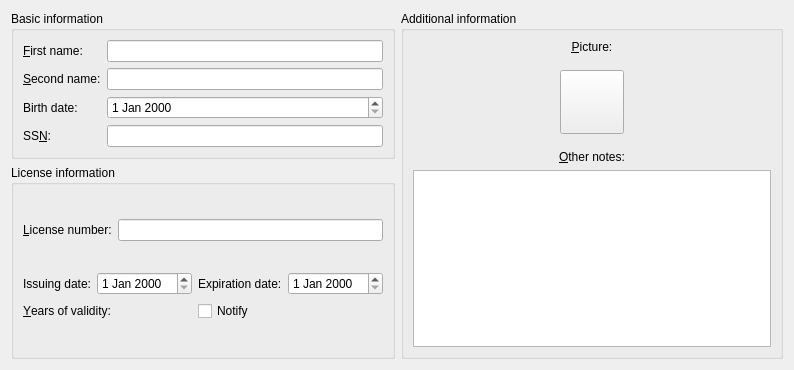
Qt form src/uis/addprofilewidget.ui (riccardobellini/VehicleReminder) before a commit.
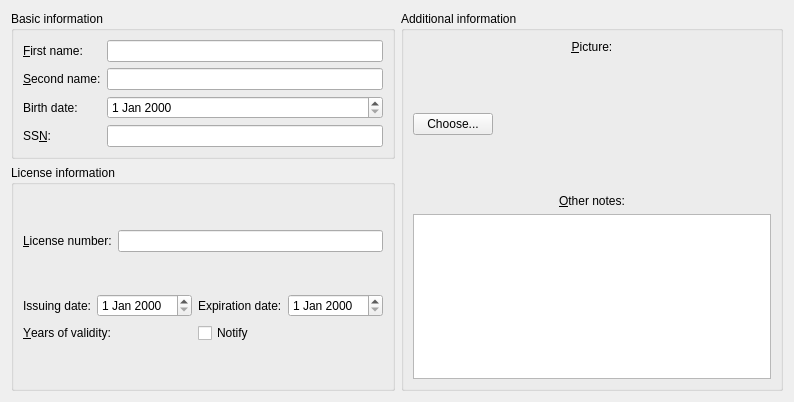
The same form after that commit. Custom widgets are drawn as their Qt base class.

Commit message:
Modify add profile dialog
Introduce a QPushButton in place of the existing QToolButton, the
picture preview will be displayed in a QLabel.
Rearrange layout of part of the dialog.

What changed in the file:
```diff
--- a/src/uis/addprofilewidget.ui
+++ b/src/uis/addprofilewidget.ui
@@ -7,7 +7,7 @@
     <x>0</x>
     <y>0</y>
     <width>794</width>
-    <height>370</height>
+    <height>402</height>
    </rect>
   </property>
   <property name="windowTitle">
@@ -209,10 +209,31 @@
      <property name="title">
       <string>Additional information</string>
      </property>
-     <layout class="QVBoxLayout" name="verticalLayout" stretch="1,0,2">
+     <layout class="QVBoxLayout" name="verticalLayout_4">
       <item>
-       <layout class="QGridLayout" name="gridLayout">
-        <item row="2" column="1">
+       <widget class="QLabel" name="pictureLabel">
+        <property name="sizePolicy">
+         <sizepolicy hsizetype="Preferred" vsizetype="Fixed">
+          <horstretch>0</horstretch>
+          <verstretch>0</verstretch>
+         </sizepolicy>
+        </property>
+        <property name="text">
+         <string>&amp;Picture:</string>
+        </property>
+        <property name="alignment">
+         <set>Qt::AlignCenter</set>
+        </property>
+        <property name="buddy">
+         <cstring>picturePushButton</cstring>
+        </property>
+       </widget>
+      </item>
+      <item>
+       <layout class="QHBoxLayout" name="horizontalLayout_6" stretch="0,1,2">
+        <item>
+         <layout class="QVBoxLayout" name="verticalLayout">
+          <item>
          <spacer name="verticalSpacer">
           <property name="orientation">
            <enum>Qt::Vertical</enum>
@@ -223,12 +244,31 @@
           <property name="sizeHint" stdset="0">
            <size>
             <width>20</width>
-            <height>10</height>
+              <height>13</height>
            </size>
           </property>
          </spacer>
         </item>
-        <item row="5" column="1">
+          <item>
+           <widget class="QPushButton" name="picturePushButton">
+            <property name="sizePolicy">
+             <sizepolicy hsizetype="Preferred" vsizetype="Preferred">
+              <horstretch>0</horstretch>
+              <verstretch>0</verstretch>
+             </sizepolicy>
+            </property>
+            <property name="minimumSize">
+             <size>
+              <width>0</width>
+              <height>0</height>
+             </size>
+            </property>
+            <property name="text">
+             <string>Choose...</string>
+            </property>
+           </widget>
+          </item>
+          <item>
          <spacer name="verticalSpacer_2">
           <property name="orientation">
            <enum>Qt::Vertical</enum>
@@ -239,28 +279,14 @@
           <property name="sizeHint" stdset="0">
            <size>
             <width>20</width>
-            <height>10</height>
+              <height>13</height>
            </size>
           </property>
          </spacer>
         </item>
-        <item row="3" column="0">
-         <spacer name="horizontalSpacer">
-          <property name="orientation">
-           <enum>Qt::Horizontal</enum>
-          </property>
-          <property name="sizeType">
-           <enum>QSizePolicy::MinimumExpanding</enum>
-          </property>
-          <property name="sizeHint" stdset="0">
-           <size>
-            <width>10</width>
-            <height>20</height>
-           </size>
-          </property>
-         </spacer>
+         </layout>
         </item>
-        <item row="3" column="2">
+        <item>
          <spacer name="horizontalSpacer_2">
           <property name="orientation">
            <enum>Qt::Horizontal</enum>
@@ -270,24 +296,18 @@
           </property>
           <property name="sizeHint" stdset="0">
            <size>
-            <width>10</width>
+            <width>13</width>
             <height>20</height>
            </size>
           </property>
          </spacer>
         </item>
-        <item row="3" column="1" rowspan="2">
-         <widget class="QToolButton" name="pictureToolButton">
-          <property name="sizePolicy">
-           <sizepolicy hsizetype="Preferred" vsizetype="Preferred">
-            <horstretch>0</horstretch>
-            <verstretch>0</verstretch>
-           </sizepolicy>
-          </property>
+        <item>
+         <widget class="QLabel" name="picturePreviewLabel">
           <property name="minimumSize">
            <size>
-            <width>64</width>
-            <height>64</height>
+            <width>128</width>
+            <height>128</height>
            </size>
           </property>
           <property name="text">
@@ -295,25 +315,6 @@
           </property>
          </widget>
         </item>
-        <item row="1" column="1">
-         <widget class="QLabel" name="pictureLabel">
-          <property name="sizePolicy">
-           <sizepolicy hsizetype="Preferred" vsizetype="Fixed">
-            <horstretch>0</horstretch>
-            <verstretch>0</verstretch>
-           </sizepolicy>
-          </property>
-          <property name="text">
-           <string>&amp;Picture:</string>
-          </property>
-          <property name="alignment">
-           <set>Qt::AlignCenter</set>
-          </property>
-          <property name="buddy">
-           <cstring>pictureToolButton</cstring>
-          </property>
-         </widget>
-        </item>
        </layout>
       </item>
       <item>
```
Left out of the diff: 2 changed lines with no effect on the pictures. Lines whose indentation alone changed are shown as unchanged. The commit also changes 1 other file.
